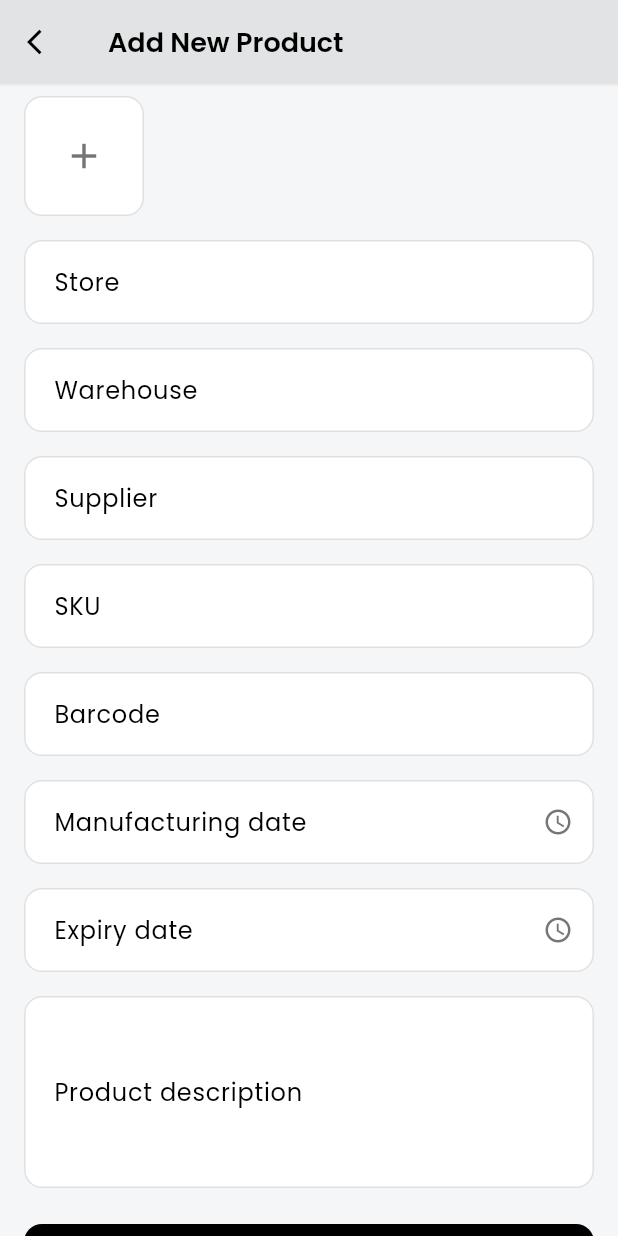
After one commit to hermes13002/01POS-Admin-App, a Flutter app: the AddProductScreen screen opened by its route, scrolled down 546 dp, after a tap on "Save Product", on a phone screen of 412 x 824 dp. The commit adds this screen. Run offline on Flutter 3.47's test engine with Material 3 defaults, Android fonts, the phone set to English and light mode, and no system bars; our stand-ins replace dartz, dio, equatable, flutter_hooks, flutter_secure_storage, google_fonts and 4 more; accounts and stored records are empty; generated files the repository leaves out were written again.

Commit message:
feat: add reusable image picker utility refactor: use shared ImageUploadBox in add product screen

```diff
--- /dev/null
+++ b/lib/core/utils/image_picker_util.dart
@@ -0,0 +1,217 @@
+import 'dart:io';
+
+import 'package:flutter/material.dart';
+import 'package:google_fonts/google_fonts.dart';
+import 'package:image_picker/image_picker.dart';
+import 'package:onepos_admin_app/core/theme/app_theme.dart';
+
+/// source options for picking an image
+enum ImagePickSource { camera, gallery }
+
+/// reusable image picker utility for the entire app
+class AppImagePicker {
+  // private constructor
+  AppImagePicker._();
+
+  static final ImagePicker _picker = ImagePicker();
+
+  /// pick a single image from camera or gallery.
+  /// returns the file path or null if cancelled.
+  static Future<String?> pickImage({
+    ImagePickSource source = ImagePickSource.gallery,
+    double? maxWidth,
+    double? maxHeight,
+    int? imageQuality,
+  }) async {
+    try {
+      final XFile? image = await _picker.pickImage(
+        source: source == ImagePickSource.camera
+            ? ImageSource.camera
+            : ImageSource.gallery,
+        maxWidth: maxWidth ?? 1024,
+        maxHeight: maxHeight ?? 1024,
+        imageQuality: imageQuality ?? 85,
+      );
+      return image?.path;
+    } catch (e) {
+      debugPrint('image picker error: $e');
+      return null;
+    }
+  }
+
+  /// pick multiple images from gallery.
+  /// returns a list of file paths.
+  static Future<List<String>> pickMultipleImages({
+    double? maxWidth,
+    double? maxHeight,
+    int? imageQuality,
+  }) async {
+    try {
+      final List<XFile> images = await _picker.pickMultiImage(
+        maxWidth: maxWidth ?? 1024,
+        maxHeight: maxHeight ?? 1024,
+        imageQuality: imageQuality ?? 85,
+      );
+      return images.map((img) => img.path).toList();
+    } catch (e) {
+      debugPrint('multi image picker error: $e');
+      return [];
+    }
+  }
+
+  /// show a bottom sheet letting the user choose between camera and gallery,
+  /// then pick an image from the chosen source.
+  /// returns the file path or null if cancelled.
+  static Future<String?> showPickerBottomSheet(BuildContext context) async {
+    final source = await showModalBottomSheet<ImagePickSource>(
+      context: context,
+      backgroundColor: Colors.white,
+      shape: const RoundedRectangleBorder(
+        borderRadius: BorderRadius.vertical(
+          top: Radius.circular(AppTheme.borderRadiusLarge),
+        ),
+      ),
+      builder: (context) => SafeArea(
+        child: Padding(
+          padding: const EdgeInsets.symmetric(vertical: AppTheme.spacingMedium),
+          child: Column(
+            mainAxisSize: MainAxisSize.min,
+            children: [
+              // handle bar
+              Container(
+                width: 40,
+                height: 4,
+                decoration: BoxDecoration(
+                  color: AppTheme.grey300,
+                  borderRadius: BorderRadius.circular(2),
+                ),
+              ),
+              const SizedBox(height: AppTheme.spacingMedium),
+              Text(
+                'Upload Image',
+                style: GoogleFonts.poppins(
+                  fontSize: 16,
+                  fontWeight: FontWeight.w600,
+                  color: AppTheme.textPrimary,
+                ),
+              ),
+              const SizedBox(height: AppTheme.spacingMedium),
+
+              // camera option
+              ListTile(
+                leading: Container(
+                  width: 44,
+                  height: 44,
+                  decoration: BoxDecoration(
+                    color: AppTheme.grey100,
+                    borderRadius:
+                        BorderRadius.circular(AppTheme.borderRadiusMedium),
+                  ),
+                  child: const Icon(Icons.camera_alt_outlined,
+                      color: AppTheme.textPrimary),
+                ),
+                title: Text(
+                  'Take a photo',
+                  style: GoogleFonts.poppins(
+                    fontSize: 14,
+                    fontWeight: FontWeight.w500,
+                  ),
+                ),
+                onTap: () =>
+                    Navigator.pop(context, ImagePickSource.camera),
+              ),
+
+              // gallery option
+              ListTile(
+                leading: Container(
+                  width: 44,
+                  height: 44,
+                  decoration: BoxDecoration(
+                    color: AppTheme.grey100,
+                    borderRadius:
+                        BorderRadius.circular(AppTheme.borderRadiusMedium),
+                  ),
+                  child: const Icon(Icons.photo_library_outlined,
+                      color: AppTheme.textPrimary),
+                ),
+                title: Text(
+                  'Choose from gallery',
+                  style: GoogleFonts.poppins(
+                    fontSize: 14,
+                    fontWeight: FontWeight.w500,
+                  ),
+                ),
+                onTap: () =>
+                    Navigator.pop(context, ImagePickSource.gallery),
+              ),
+              const SizedBox(height: AppTheme.spacingSmall),
+            ],
+          ),
+        ),
+      ),
+    );
+
+    if (source == null) return null;
+    return pickImage(source: source);
+  }
+}
+
+/// reusable image upload widget that can be used across all screens.
+/// shows a placeholder with + icon when no image, or the picked image preview.
+class ImageUploadBox extends StatelessWidget {
+  final String? imagePath;
+  final VoidCallback onTap;
+  final double width;
+  final double height;
+  final BorderRadius? borderRadius;
+
+  const ImageUploadBox({
+    super.key,
+    this.imagePath,
+    required this.onTap,
+    this.width = 80,
+    this.height = 80,
+    this.borderRadius,
+  });
+
+  @override
+  Widget build(BuildContext context) {
+    final radius =
+        borderRadius ?? BorderRadius.circular(AppTheme.borderRadiusMedium);
+
+    return GestureDetector(
+      onTap: onTap,
+      child: Container(
+        width: width,
+        height: height,
+        decoration: BoxDecoration(
+          color: Colors.white,
+          borderRadius: radius,
+          border: Border.all(color: AppTheme.grey300),
+        ),
+        child: imagePath != null
+            ? ClipRRect(
+                borderRadius: radius,
+                child: Image.file(
+                  File(imagePath!),
+                  fit: BoxFit.cover,
+                  width: width,
+                  height: height,
+                  errorBuilder: (_, __, ___) => _buildPlaceholder(),
+                ),
+              )
+            : _buildPlaceholder(),
+      ),
+    );
+  }
+
+  Widget _buildPlaceholder() {
+    return const Center(
+      child: Icon(
+        Icons.add,
+        size: 28,
+        color: AppTheme.textSecondary,
+      ),
+    );
+  }
+}
--- a/lib/data/models/tool_model.dart
+++ b/lib/data/models/tool_model.dart
@@ -123,6 +123,12 @@ class AppTools {
       iconPath: 'assets/icons/online_store.png',
       route: '/online-store',
     ),
+    ToolModel(
+      id: 'new_product',
+      name: 'New Product',
+      iconPath: 'assets/icons/new_product.png',
+      route: '/add-product',
+    ),
   ];
 
   /// Default quick actions (first 6 tools)
--- a/lib/features/products/data/models/product_model.dart
+++ b/lib/features/products/data/models/product_model.dart
@@ -4,16 +4,34 @@ class ProductModel {
   final String name;
   final double price;
   final String category;
+  final String? subCategory;
   final int stock;
   final String? imageUrl;
+  final String? store;
+  final String? warehouse;
+  final String? supplier;
+  final String? sku;
+  final String? barcode;
+  final DateTime? manufacturingDate;
+  final DateTime? expiryDate;
+  final String? description;
 
   const ProductModel({
     required this.id,
     required this.name,
     required this.price,
     required this.category,
+    this.subCategory,
     required this.stock,
     this.imageUrl,
+    this.store,
+    this.warehouse,
+    this.supplier,
+    this.sku,
+    this.barcode,
+    this.manufacturingDate,
+    this.expiryDate,
+    this.description,
   });
 
   ProductModel copyWith({
@@ -21,16 +39,34 @@ class ProductModel {
     String? name,
     double? price,
     String? category,
+    String? subCategory,
     int? stock,
     String? imageUrl,
+    String? store,
+    String? warehouse,
+    String? supplier,
+    String? sku,
+    String? barcode,
+    DateTime? manufacturingDate,
+    DateTime? expiryDate,
+    String? description,
   }) {
     return ProductModel(
       id: id ?? this.id,
       name: name ?? this.name,
       price: price ?? this.price,
       category: category ?? this.category,
+      subCategory: subCategory ?? this.subCategory,
       stock: stock ?? this.stock,
       imageUrl: imageUrl ?? this.imageUrl,
+      store: store ?? this.store,
+      warehouse: warehouse ?? this.warehouse,
+      supplier: supplier ?? this.supplier,
+      sku: sku ?? this.sku,
+      barcode: barcode ?? this.barcode,
+      manufacturingDate: manufacturingDate ?? this.manufacturingDate,
+      expiryDate: expiryDate ?? this.expiryDate,
+      description: description ?? this.description,
     );
   }
 }
--- /dev/null
+++ b/lib/features/products/presentation/screens/add_product_screen.dart
@@ -0,0 +1,400 @@
+import 'package:flutter/material.dart';
+import 'package:flutter_hooks/flutter_hooks.dart';
+import 'package:google_fonts/google_fonts.dart';
+import 'package:hooks_riverpod/hooks_riverpod.dart';
+import 'package:intl/intl.dart';
+import 'package:onepos_admin_app/core/theme/app_theme.dart';
+import 'package:onepos_admin_app/core/utils/image_picker_util.dart';
+import 'package:onepos_admin_app/features/products/data/models/product_model.dart';
+import 'package:onepos_admin_app/features/products/presentation/providers/products_provider.dart';
+import 'package:onepos_admin_app/shared/widgets/app_dropdown.dart';
+import 'package:onepos_admin_app/shared/widgets/custom_app_bar2.dart';
+import 'package:onepos_admin_app/shared/widgets/custom_button.dart';
+import 'package:onepos_admin_app/shared/widgets/custom_text_field.dart';
+
+/// screen for adding a new product (single scrollable form)
+class AddProductScreen extends HookConsumerWidget {
+  const AddProductScreen({super.key});
+
+  @override
+  Widget build(BuildContext context, WidgetRef ref) {
+    final formKey = useMemoized(() => GlobalKey<FormState>());
+    final categoriesAsync = ref.watch(productCategoriesProvider);
+
+    // step 1 controllers
+    final nameController = useTextEditingController();
+    final quantityController = useTextEditingController();
+    final priceController = useTextEditingController();
+    final selectedCategory = useState<String?>(null);
+    final selectedSubCategory = useState<String?>(null);
+
+    // step 2 controllers
+    final storeController = useTextEditingController();
+    final warehouseController = useTextEditingController();
+    final supplierController = useTextEditingController();
+    final skuController = useTextEditingController();
+    final barcodeController = useTextEditingController();
+    final descriptionController = useTextEditingController();
+    final manufacturingDate = useState<DateTime?>(null);
+    final expiryDate = useState<DateTime?>(null);
+
+    // image placeholder
+    final productImage = useState<String?>(null);
+
+    // loading state
+    final isLoading = useState(false);
+
+    // available sub-categories based on selected category
+    final subCategories = useMemoized(() {
+      if (selectedCategory.value == null) return <String>[];
+      final categories = categoriesAsync.valueOrNull ?? [];
+      final match = categories.where((c) => c.name == selectedCategory.value);
+      if (match.isEmpty) return <String>[];
+      return match.first.subCategories;
+    }, [selectedCategory.value, categoriesAsync]);
+
+    // reset sub-category when category changes
+    useEffect(() {
+      selectedSubCategory.value = null;
+      return null;
+    }, [selectedCategory.value]);
+
+    return Scaffold(
+      backgroundColor: AppTheme.backgroundColor,
+      appBar: const CustomAppBar2(
+        title: 'Add New Product',
+        backgroundColor: AppTheme.backgroundColor,
+      ),
+      body: Form(
+        key: formKey,
+        child: SingleChildScrollView(
+          padding: const EdgeInsets.symmetric(
+            horizontal: AppTheme.spacingMedium,
+            vertical: AppTheme.spacingSmall,
+          ),
+          child: Column(
+            crossAxisAlignment: CrossAxisAlignment.start,
+            children: [
+              const SizedBox(height: AppTheme.spacingSmall),
+
+              // -- product details section --
+              _SectionLabel(label: 'Product Details'),
+              const SizedBox(height: AppTheme.spacingSmall),
+
+              // product name
+              CustomTextField(
+                label: 'Product name *',
+                hint: 'Enter product name',
+                controller: nameController,
+                validator: (value) {
+                  if (value == null || value.trim().isEmpty) {
+                    return 'Product name is required';
+                  }
+                  return null;
+                },
+              ),
+              const SizedBox(height: AppTheme.spacingMedium),
+
+              // category dropdown
+              categoriesAsync.when(
+                data: (categories) => AppDropdown<String>(
+                  label: 'Category *',
+                  hint: 'Select category',
+                  value: selectedCategory.value,
+                  items: categories
+                      .map((c) => DropdownMenuItem(
+                            value: c.name,
+                            child: Text(c.name),
+                          ))
+                      .toList(),
+                  onChanged: (value) => selectedCategory.value = value,
+                  validator: (value) {
+                    if (value == null || value.isEmpty) {
+                      return 'Category is required';
+                    }
+                    return null;
+                  },
+                ),
+                loading: () => const LinearProgressIndicator(),
+                error: (_, __) => const Text('Failed to load categories'),
+              ),
+              const SizedBox(height: AppTheme.spacingMedium),
+
+              // sub-category dropdown
+              AppDropdown<String>(
+                label: 'Sub-category *',
+                hint: 'Select sub-category',
+                value: selectedSubCategory.value,
+                enabled: subCategories.isNotEmpty,
+                items: subCategories
+                    .map((s) => DropdownMenuItem(
+                          value: s,
+                          child: Text(s),
+                        ))
+                    .toList(),
+                onChanged: (value) => selectedSubCategory.value = value,
+              ),
+              const SizedBox(height: AppTheme.spacingMedium),
+
+              // quantity
+              CustomTextField(
+                label: 'Quantity *',
+                hint: 'Enter quantity',
+                controller: quantityController,
+                keyboardType: TextInputType.number,
+                validator: (value) {
+                  if (value == null || value.trim().isEmpty) {
+                    return 'Quantity is required';
+                  }
+                  if (int.tryParse(value) == null) {
+                    return 'Enter a valid number';
+                  }
+                  return null;
+                },
+              ),
+              const SizedBox(height: AppTheme.spacingMedium),
+
+              // price
+              CustomTextField(
+                label: 'Price *',
+                hint: 'Enter price',
+                controller: priceController,
+                keyboardType:
+                    const TextInputType.numberWithOptions(decimal: true),
+                validator: (value) {
+                  if (value == null || value.trim().isEmpty) {
+                    return 'Price is required';
+                  }
+                  if (double.tryParse(value) == null) {
+                    return 'Enter a valid price';
+                  }
+                  return null;
+                },
+              ),
+              const SizedBox(height: AppTheme.spacingLarge),
+
+              // -- other details section --
+              _SectionLabel(label: 'Other Details'),
+              const SizedBox(height: AppTheme.spacingSmall),
+
+              // upload product image
+              Text(
+                'Upload product image',
+                style: GoogleFonts.poppins(
+                  fontSize: 13,
+                  color: AppTheme.textSecondary,
+                ),
+              ),
+              const SizedBox(height: AppTheme.spacingSmall),
+              ImageUploadBox(
+                imagePath: productImage.value,
+                onTap: () async {
+                  final path =
+                      await AppImagePicker.showPickerBottomSheet(context);
+                  if (path != null) {
+                    productImage.value = path;
+                  }
+                },
+              ),
+              const SizedBox(height: AppTheme.spacingMedium),
+
+              // store
+              CustomTextField(
+                label: 'Store',
+                hint: 'Enter store name',
+                controller: storeController,
+              ),
+              const SizedBox(height: AppTheme.spacingMedium),
+
+              // warehouse
+              CustomTextField(
+                label: 'Warehouse',
+                hint: 'Enter warehouse',
+                controller: warehouseController,
+              ),
+              const SizedBox(height: AppTheme.spacingMedium),
+
+              // supplier
+              CustomTextField(
+                label: 'Supplier',
+                hint: 'Enter supplier',
+                controller: supplierController,
+              ),
+              const SizedBox(height: AppTheme.spacingMedium),
+
+              // sku
+              CustomTextField(
+                label: 'SKU',
+                hint: 'Enter SKU',
+                controller: skuController,
+              ),
+              const SizedBox(height: AppTheme.spacingMedium),
+
+              // barcode
+              CustomTextField(
+                label: 'Barcode',
+                hint: 'Enter barcode',
+                controller: barcodeController,
+              ),
+              const SizedBox(height: AppTheme.spacingMedium),
+
+              // manufacturing date
+              _DatePickerField(
+                label: 'Manufacturing date',
+                value: manufacturingDate.value,
+                onDateSelected: (date) => manufacturingDate.value = date,
+              ),
+              const SizedBox(height: AppTheme.spacingMedium),
+
+              // expiry date
+              _DatePickerField(
+                label: 'Expiry date',
+                value: expiryDate.value,
+                onDateSelected: (date) => expiryDate.value = date,
+              ),
+              const SizedBox(height: AppTheme.spacingMedium),
+
+              // product description
+              CustomTextField(
+                label: 'Product description',
+                hint: 'Enter product description',
+                controller: descriptionController,
+                maxLines: 4,
+              ),
+              const SizedBox(height: AppTheme.spacingLarge),
+
+              // save button
+              CustomButton(
+                text: 'Save Product',
+                isLoading: isLoading.value,
+                onPressed: () async {
+                  if (!formKey.currentState!.validate()) return;
+
+                  isLoading.value = true;
+
+                  final product = ProductModel(
+                    id: DateTime.now().millisecondsSinceEpoch.toString(),
+                    name: nameController.text.trim(),
+                    price: double.parse(priceController.text.trim()),
+                    category: selectedCategory.value ?? '',
+                    subCategory: selectedSubCategory.value,
+                    stock: int.parse(quantityController.text.trim()),
+                    imageUrl: productImage.value,
+                    store: storeController.text.trim().isNotEmpty
+                        ? storeController.text.trim()
+                        : null,
+                    warehouse: warehouseController.text.trim().isNotEmpty
+                        ? warehouseController.text.trim()
+                        : null,
+                    supplier: supplierController.text.trim().isNotEmpty
+                        ? supplierController.text.trim()
+                        : null,
+                    sku: skuController.text.trim().isNotEmpty
+                        ? skuController.text.trim()
+                        : null,
+                    barcode: barcodeController.text.trim().isNotEmpty
+                        ? barcodeController.text.trim()
+                        : null,
+                    manufacturingDate: manufacturingDate.value,
+                    expiryDate: expiryDate.value,
+                    description: descriptionController.text.trim().isNotEmpty
+                        ? descriptionController.text.trim()
+                        : null,
+                  );
+
+                  await ref
+                      .read(productsProvider.notifier)
+                      .addProduct(product);
+
+                  isLoading.value = false;
+
+                  if (context.mounted) {
+                    Navigator.pop(context);
+                  }
+                },
+              ),
+              const SizedBox(height: AppTheme.spacingXLarge),
+            ],
+          ),
+        ),
+      ),
+    );
+  }
+}
+
+/// section label
+class _SectionLabel extends StatelessWidget {
+  final String label;
+
+  const _SectionLabel({required this.label});
+
+  @override
+  Widget build(BuildContext context) {
+    return Text(
+      label,
+      style: GoogleFonts.poppins(
+        fontSize: 16,
+        fontWeight: FontWeight.w600,
+        color: AppTheme.textPrimary,
+      ),
+    );
+  }
+}
+
+
+
+/// date picker field with calendar icon
+class _DatePickerField extends StatelessWidget {
+  final String label;
+  final DateTime? value;
+  final ValueChanged<DateTime> onDateSelected;
+
+  const _DatePickerField({
+    required this.label,
+    required this.value,
+    required this.onDateSelected,
+  });
+
+  @override
+  Widget build(BuildContext context) {
+    final displayText = value != null
+        ? DateFormat('dd/MM/yyyy').format(value!)
+        : '';
+
+    return CustomTextField(
+      label: label,
+      hint: 'Select date',
+      readOnly: true,
+      controller: TextEditingController(text: displayText),
+      suffixIcon: const Icon(
+        Icons.access_time_outlined,
+        color: AppTheme.textSecondary,
+        size: 20,
+      ),
+      onTap: () async {
+        final picked = await showDatePicker(
+          context: context,
+          initialDate: value ?? DateTime.now(),
+          firstDate: DateTime(2000),
+          lastDate: DateTime(2100),
+          builder: (context, child) {
+            return Theme(
+              data: Theme.of(context).copyWith(
+                colorScheme: const ColorScheme.light(
+                  primary: Colors.black,
+                  onPrimary: Colors.white,
+                  surface: Colors.white,
+                  onSurface: Colors.black,
+                ),
+              ),
+              child: child!,
+            );
+          },
+        );
+        if (picked != null) {
+          onDateSelected(picked);
+        }
+      },
+    );
+  }
+}
--- a/lib/features/products/presentation/screens/products_screen.dart
+++ b/lib/features/products/presentation/screens/products_screen.dart
@@ -135,6 +135,9 @@ class ProductsScreen extends HookConsumerWidget {
 
       // floating action button with expandable speed dial
       floatingActionButton: _AddProductFab(
+        onAddProduct: () {
+          Navigator.pushNamed(context, '/add-product');
+        },
         onAddCategory: () {
           // TODO: add category flow
         },
@@ -435,10 +438,12 @@ class _DetailRow extends StatelessWidget {
 
 /// floating action button with expandable options
 class _AddProductFab extends HookWidget {
+  final VoidCallback onAddProduct;
   final VoidCallback onAddCategory;
   final VoidCallback onAddSubCategory;
 
   const _AddProductFab({
+    required this.onAddProduct,
     required this.onAddCategory,
     required this.onAddSubCategory,
   });
@@ -453,6 +458,18 @@ class _AddProductFab extends HookWidget {
       children: [
         // expanded options
         if (isExpanded.value) ...[
+          // add product option
+          _FabOption(
+            label: 'Add Product',
+            color: const Color(0xFF4CAF50),
+            icon: Icons.add_box_outlined,
+            onTap: () {
+              isExpanded.value = false;
+              onAddProduct();
+            },
+          ),
+          const SizedBox(height: AppTheme.spacingSmall + 4),
+
           // add sub-category option
           _FabOption(
             label: 'Add Sub-category',
--- a/lib/main.dart
+++ b/lib/main.dart
@@ -2,6 +2,7 @@ import 'package:flutter/material.dart';
 import 'package:hooks_riverpod/hooks_riverpod.dart';
 import 'package:onepos_admin_app/core/storage/shared_prefs_service.dart';
 import 'package:onepos_admin_app/core/theme/app_theme.dart';
+import 'package:onepos_admin_app/features/products/presentation/screens/add_product_screen.dart';
 import 'package:onepos_admin_app/features/products/presentation/screens/products_screen.dart';
 import 'package:onepos_admin_app/features/reports/presentation/screens/reports_screen.dart';
 import 'package:onepos_admin_app/presentation/screens/main_navigation_screen.dart';
@@ -32,6 +33,7 @@ class MyApp extends StatelessWidget {
       routes: {
         '/reports': (context) => const ReportsScreen(),
         '/products': (context) => const ProductsScreen(),
+        '/add-product': (context) => const AddProductScreen(),
       },
     );
   }
--- a/pubspec.yaml
+++ b/pubspec.yaml
@@ -56,6 +56,7 @@ dependencies:
   # Utils
   equatable: ^2.0.5
   intl: ^0.19.0
+  image_picker: ^1.2.1
 
 dev_dependencies:
   flutter_test:
```
Also changed, not shown: pubspec.lock, 6 other files.
